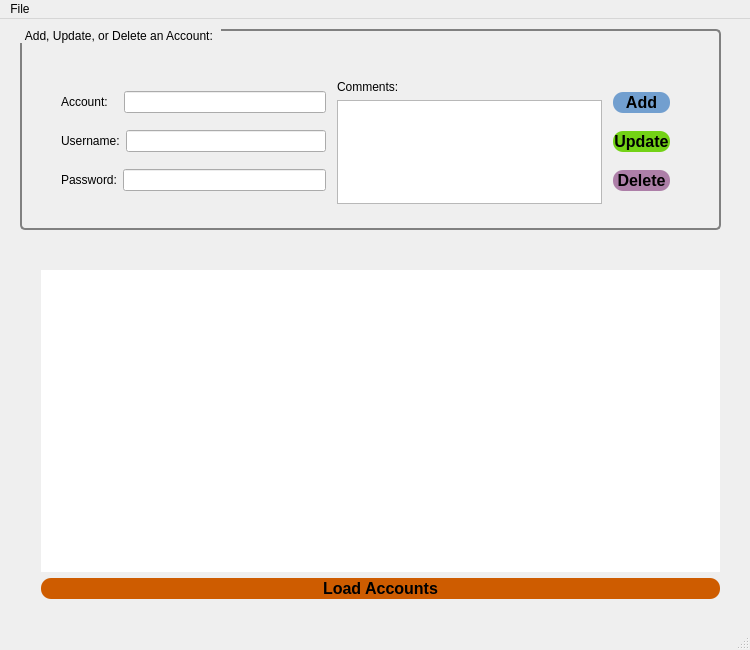
Above: PasswordManager/manager.ui from MegaMan501/PassManager before the change. Below: the same form after it.
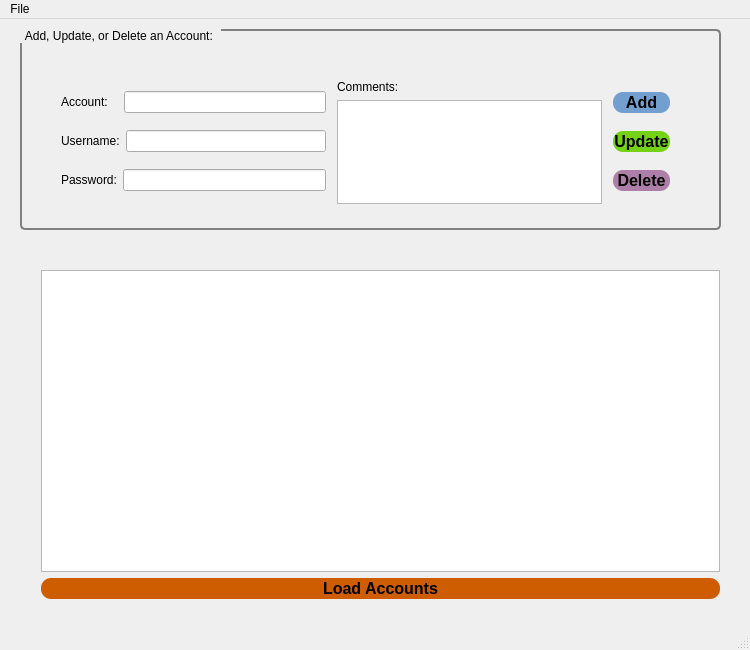
That is the form after the change.

Patch:
```diff
--- a/PasswordManager/manager.ui
+++ b/PasswordManager/manager.ui
@@ -13,6 +13,12 @@
     <height>650</height>
    </rect>
   </property>
+  <property name="sizePolicy">
+   <sizepolicy hsizetype="Preferred" vsizetype="Preferred">
+    <horstretch>0</horstretch>
+    <verstretch>0</verstretch>
+   </sizepolicy>
+  </property>
   <property name="windowTitle">
    <string>PassManager</string>
   </property>
@@ -233,12 +239,18 @@
     <layout class="QVBoxLayout" name="accounts_table">
      <item>
       <widget class="QTableView" name="tableView">
+       <property name="sizePolicy">
+        <sizepolicy hsizetype="MinimumExpanding" vsizetype="MinimumExpanding">
+         <horstretch>0</horstretch>
+         <verstretch>0</verstretch>
+        </sizepolicy>
+       </property>
        <property name="autoFillBackground">
         <bool>false</bool>
        </property>
        <property name="styleSheet">
         <string notr="true"> QTableView {
-alternate-background-color: lightblue;
+alternate-background-color: rgb(114, 159, 207);
 }
 
  QTableView::item:focus {
@@ -246,11 +258,14 @@
 }</string>
        </property>
        <property name="frameShape">
-        <enum>QFrame::NoFrame</enum>
+        <enum>QFrame::StyledPanel</enum>
        </property>
        <property name="frameShadow">
         <enum>QFrame::Plain</enum>
        </property>
+       <property name="midLineWidth">
+        <number>0</number>
+       </property>
        <property name="sizeAdjustPolicy">
         <enum>QAbstractScrollArea::AdjustToContentsOnFirstShow</enum>
        </property>
```
Left out of the diff: 8 changed lines with no effect on the pictures.
